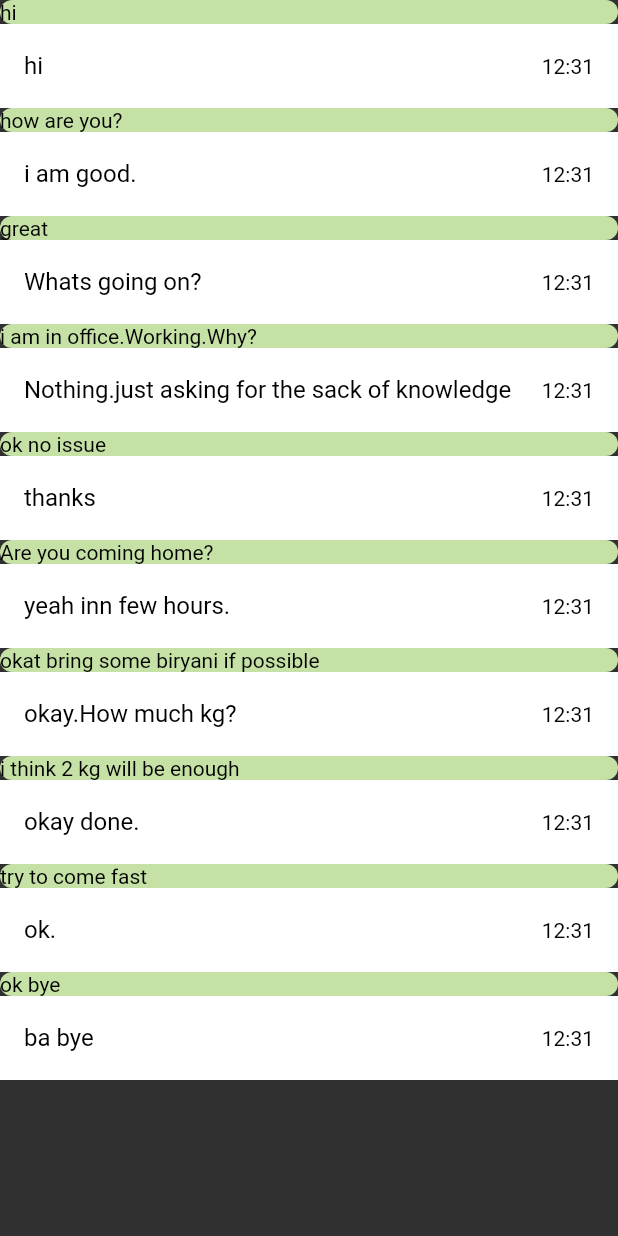
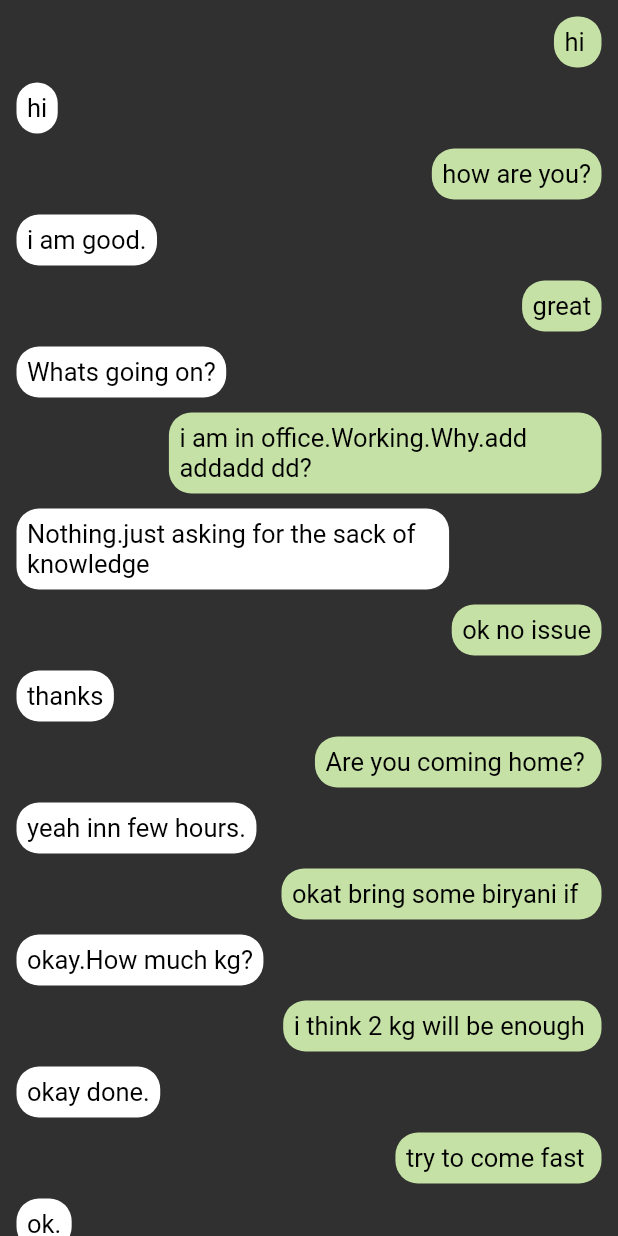
Before and after one commit to haadikhan/jesse_app, a Flutter app: the ChatScreenUi widget shown alone on an empty page, opened directly, on a phone screen of 412 x 824 dp. Run offline on Flutter 3.47's test engine with Material 2 defaults, Android fonts, the phone set to English and light mode, and no system bars; our stand-ins replace bloc; network calls fail.

Commit message:
chat fixing

```diff
--- a/lib/user_interface/open_chat_screen.dart
+++ b/lib/user_interface/open_chat_screen.dart
@@ -11,17 +11,6 @@ class _OpenChatScreenState extends State<OpenChatScreen> {
   @override
   Widget build(BuildContext context) {
     return Scaffold(
-      // bottomNavigationBar: Row(
-      //   children: [
-      //     TextFormField(
-      //       decoration: InputDecoration(
-      //         hintText: "Type a massage",
-      //         prefix: Icon(Icons.emoji_emotions),
-
-      //       ),
-      //     )
-      //   ],
-      // ),
       appBar: AppBar(
         title: Text(
           "Haadi",
@@ -29,18 +18,17 @@ class _OpenChatScreenState extends State<OpenChatScreen> {
         ),
       ),
       backgroundColor: Colors.black,
-      body: Container(
-        margin: EdgeInsets.symmetric(horizontal: 20),
-        decoration: BoxDecoration(
-            image: DecorationImage(
-                image: NetworkImage(
-                    'https://img4.goodfon.com/wallpaper/nbig/8/4e/bodibilder-press-abs-muscle-myshtsy-poza-bodybuilder-vorkaut.jpg'),
-                fit: BoxFit.cover)),
-        child: BackdropFilter(
-            filter: ImageFilter.blur(sigmaX: 5, sigmaY: 5),
-            child: Container(
-              child: Expanded(child: ChatScreenUi()),
-            )),
+      body: Column(
+        children: [
+          Expanded(
+            child: ListView(
+              children: [
+                ChatScreenUi(),
+              ],
+            ),
+          ),
+          SendMessageArea(),
+        ],
       ),
     );
   }
@@ -49,7 +37,10 @@ class _OpenChatScreenState extends State<OpenChatScreen> {
 class ChatScreenUi extends StatelessWidget {
   @override
   Widget build(BuildContext context) {
-    return ListView(
+    return Container(
+      margin: EdgeInsets.all(6),
+      child: Column(
+        crossAxisAlignment: CrossAxisAlignment.start,
         children: [
           _messageSender('hi ', '12:30', context),
           _messageReciever("hi", '12:31', context),
@@ -57,68 +48,112 @@ class ChatScreenUi extends StatelessWidget {
           _messageReciever("i am good.", '12:31', context),
           _messageSender('great', '12:30', context),
           _messageReciever("Whats going on?", '12:31', context),
-        _messageSender('i am in office.Working.Why?', '12:30', context),
-        _messageReciever(
-            "Nothing.just asking for the sack of knowledge", '12:31', context),
+          _messageSender(
+              'i am in office.Working.Why.add addadd dd?', '12:30', context),
+          _messageReciever("Nothing.just asking for the sack of knowledge",
+              '12:31', context),
           _messageSender('ok no issue', '12:30', context),
           _messageReciever("thanks", '12:31', context),
           _messageSender('Are you coming home? ', '12:30', context),
           _messageReciever("yeah inn few hours.", '12:31', context),
-        _messageSender(
-            'okat bring some biryani if possible ', '12:30', context),
+          _messageSender('okat bring some biryani if  ', '12:30', context),
           _messageReciever("okay.How much kg?", '12:31', context),
           _messageSender('i think 2 kg will be enough ', '12:30', context),
           _messageReciever("okay done.", '12:31', context),
           _messageSender('try to come fast ', '12:30', context),
           _messageReciever("ok.", '12:31', context),
           _messageSender('ok bye ', '12:30', context),
-        _messageReciever("ba bye", '12:31', context),
+          _messageReciever(" ba bye", '12:31', context),
         ],
+      ),
     );
   }
 
   Widget _messageSender(String message, String time, BuildContext context) {
-    return Container(
+    return Column(
+      crossAxisAlignment: CrossAxisAlignment.end,
+      children: [
+        Container(
+          alignment: Alignment.topRight,
+          child: Column(
+            children: [
+              Container(
+                constraints: BoxConstraints(
+                  maxWidth: MediaQuery.of(context).size.width * 0.7,
+                ),
+                padding: EdgeInsets.all(7),
+                margin: EdgeInsets.all(5),
                 decoration: BoxDecoration(
                   borderRadius: BorderRadius.all(Radius.circular(15)),
                   color: Colors.lightGreen[200],
                 ),
                 child: Text(
                   message,
-        style: TextStyle(color: Colors.black),
+                  style: TextStyle(color: Colors.black, fontSize: 17),
                 ),
-      // child: ListTile(
-      //   minLeadingWidth: 200,
-      //   title: Text(
-      //     message,
-      //     style: TextStyle(color: Colors.black),
-      //   ),
-      //   // trailing: Text(time, style: TextStyle(color: Colors.black)),
-      // ),
+              ),
+            ],
+          ),
+        ),
+      ],
     );
   }
 
   Widget _messageReciever(String message, String time, BuildContext context) {
-    return Container(
+    return Column(
+      crossAxisAlignment: CrossAxisAlignment.start,
+      children: [
+        Container(
+          margin: EdgeInsets.all(5),
+          padding: EdgeInsets.all(7),
           constraints: BoxConstraints(
-        minHeight: 20,
-        minWidth: 20,
-        maxHeight: MediaQuery.of(context).size.width * (0.7),
+            maxWidth: MediaQuery.of(context).size.width * 0.7,
           ),
           decoration: BoxDecoration(
             borderRadius: BorderRadius.all(Radius.circular(15)),
             color: Colors.white,
           ),
-      child: ListTile(
-        tileColor: Colors.white,
-        title: Text(
+          child: Container(
+            child: Text(
               message,
-          style: TextStyle(color: Colors.black),
+              style: TextStyle(color: Colors.black, fontSize: 17),
             ),
-        trailing: Text(
-          time,
-          style: TextStyle(color: Colors.black),
           ),
+        ),
+      ],
+    );
+  }
+}
+
+class SendMessageArea extends StatelessWidget {
+  @override
+  Widget build(BuildContext context) {
+    return Container(
+      padding: EdgeInsets.symmetric(horizontal: 8),
+      height: 70,
+      child: Row(
+        children: [
+          IconButton(
+            onPressed: () {},
+            icon: Icon(Icons.photo),
+            iconSize: 25,
+          ),
+          Expanded(
+            child: TextField(
+              decoration: InputDecoration.collapsed(
+                hintText: "Send a Message",
+              ),
+              textCapitalization: TextCapitalization.sentences,
+            ),
+          ),
+          IconButton(
+              onPressed: () {},
+              icon: Icon(
+                Icons.send,
+                size: 25,
+              ),
+              color: Colors.green),
+        ],
       ),
     );
   }
```
Lines whose indentation alone changed are shown as unchanged.
